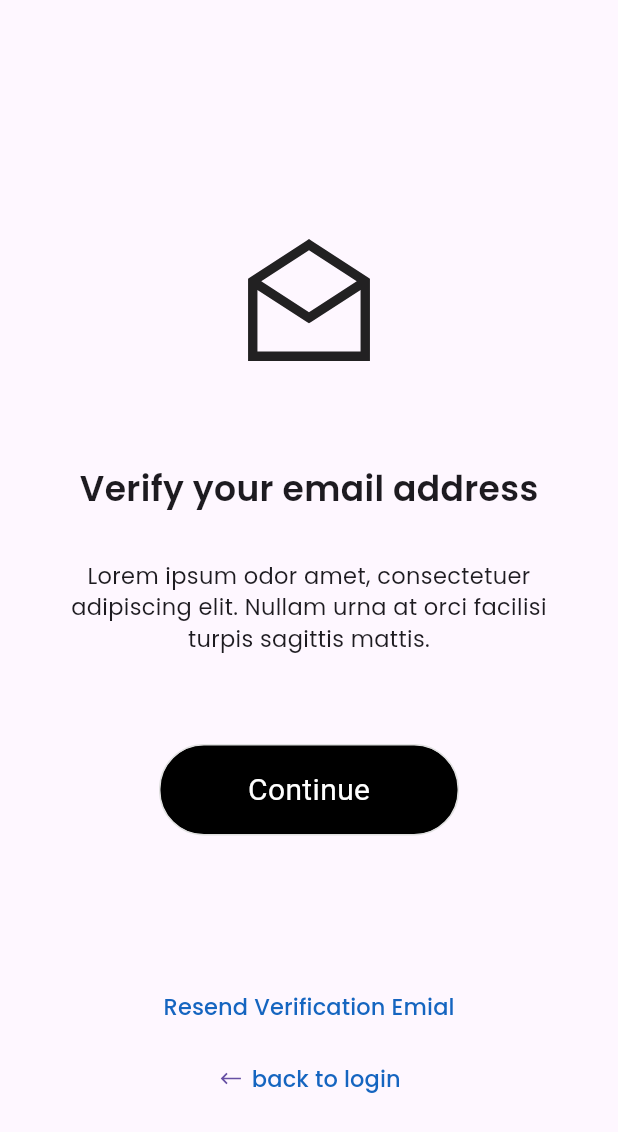
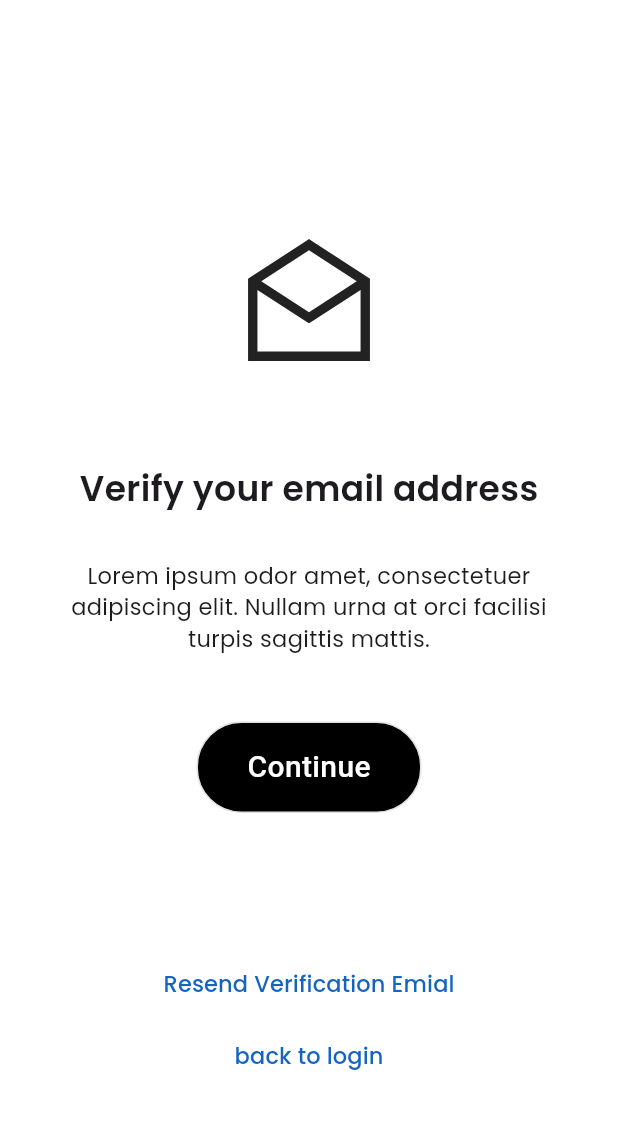
Before and after one commit to jahez07/kwye, a Flutter app: the MailVerification screen opened directly, on a phone screen of 412 x 824 dp. Shown: the top 1132 px of the screen. Run offline on Flutter 3.47's test engine with Material 3 defaults, Android fonts, the phone set to English and light mode, and no system bars; our stand-ins replace firebase_auth, firebase_core, flutter_otp_text_field, get, google_fonts, image_picker and 1 more; missing offline and left inert: google_mlkit_text_recognition; accounts and stored records are empty; network calls fail.

Commit message:
UI updates

```diff
--- a/lib/Authentication/mail_verification.dart
+++ b/lib/Authentication/mail_verification.dart
@@ -17,6 +17,7 @@ class MailVerification extends StatelessWidget {
     //final size = MediaQuery.of(context).size;
     final controller = Get.put(MailVerificationController());
     return Scaffold(
+      backgroundColor: Colors.white,
       body: SingleChildScrollView(
         child: Padding(
           padding: const EdgeInsets.only(
@@ -43,12 +44,12 @@ class MailVerification extends StatelessWidget {
                 textAlign: TextAlign.center,
               ),
               SizedBox(
-                height: 30 * 2,
+                height: 30 * 1.5,
               ),
               CustomButton(
                 text: 'Continue',
                 onTap: () => controller.manuallyCheckEmailVerificationStatus(),
-                width: 200,
+                width: 150,
                 fontSize: 20,
               ),
               SizedBox(
@@ -67,10 +68,6 @@ class MailVerification extends StatelessWidget {
                   child: Row(
                     mainAxisAlignment: MainAxisAlignment.center,
                     children: [
-                      const Icon(LineAwesomeIcons.long_arrow_alt_left_solid),
-                      const SizedBox(
-                        width: 5,
-                      ),
                       Text(
                         'back to login',
                         style: GoogleFonts.poppins(
--- a/lib/utils/custom_button.dart
+++ b/lib/utils/custom_button.dart
@@ -40,6 +40,7 @@ class CustomButton extends StatelessWidget {
             text,
             style: TextStyle(
               fontSize: fontSize ?? 25,
+              fontWeight: FontWeight.w500,
               color: textColor ?? Colors.white,
             ),
           ),
```
